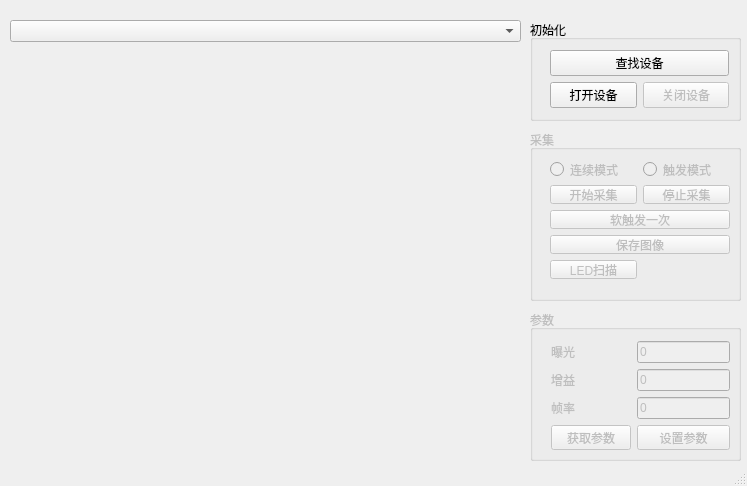
Above: PyUICBasicDemo.ui from thomashua0428/JJDT before the change. Below: the same form after it.
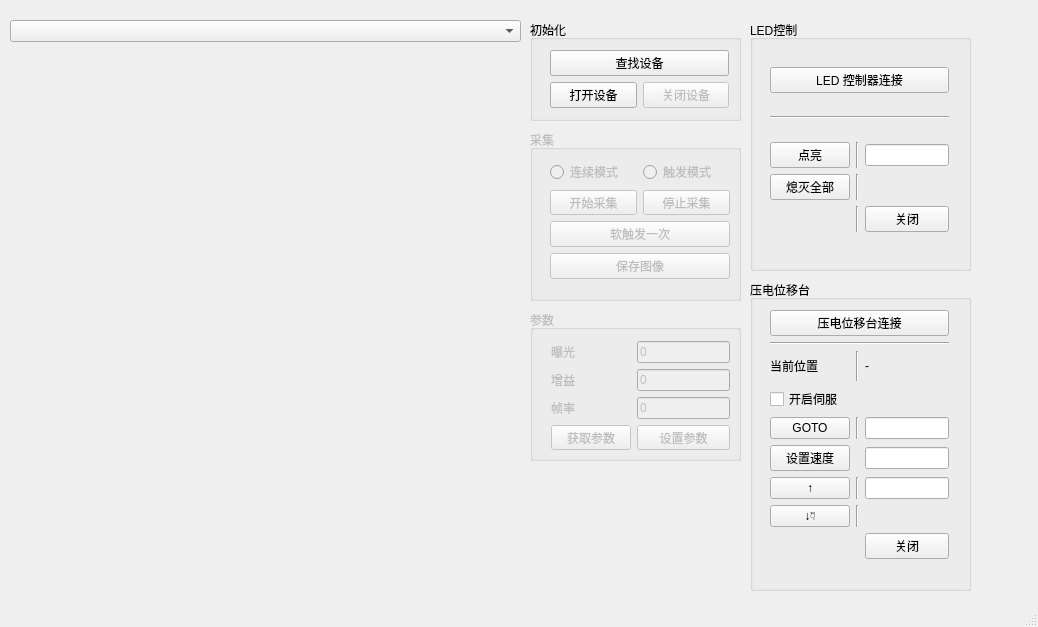
That is the form after the change.

Commit message: "第二次提交。添加了基本的LED、压电位移台模块"

Diff of the .ui file:
```diff
--- a/PyUICBasicDemo.ui
+++ b/PyUICBasicDemo.ui
@@ -6,8 +6,8 @@
    <rect>
     <x>0</x>
     <y>0</y>
-    <width>747</width>
-    <height>486</height>
+    <width>1038</width>
+    <height>627</height>
    </rect>
   </property>
   <property name="windowTitle">
@@ -108,6 +108,26 @@
       </rect>
      </property>
      <layout class="QGridLayout" name="gridLayout_2">
+      <item row="2" column="1">
+       <widget class="QPushButton" name="bnStop">
+        <property name="enabled">
+         <bool>false</bool>
+        </property>
+        <property name="text">
+         <string>停止采集</string>
+        </property>
+       </widget>
+      </item>
+      <item row="4" column="0" colspan="2">
+       <widget class="QPushButton" name="bnSaveImage">
+        <property name="enabled">
+         <bool>false</bool>
+        </property>
+        <property name="text">
+         <string>保存图像</string>
+        </property>
+       </widget>
+      </item>
       <item row="0" column="1">
        <widget class="QRadioButton" name="radioTriggerMode">
         <property name="text">
@@ -122,36 +142,6 @@
         </property>
        </widget>
       </item>
-      <item row="4" column="0" colspan="2">
-       <widget class="QPushButton" name="bnSaveImage">
-        <property name="enabled">
-         <bool>false</bool>
-        </property>
-        <property name="text">
-         <string>保存图像</string>
-        </property>
-       </widget>
-      </item>
-      <item row="2" column="1">
-       <widget class="QPushButton" name="bnStop">
-        <property name="enabled">
-         <bool>false</bool>
-        </property>
-        <property name="text">
-         <string>停止采集</string>
-        </property>
-       </widget>
-      </item>
-      <item row="3" column="0" colspan="2">
-       <widget class="QPushButton" name="bnSoftwareTrigger">
-        <property name="enabled">
-         <bool>false</bool>
-        </property>
-        <property name="text">
-         <string>软触发一次</string>
-        </property>
-       </widget>
-      </item>
       <item row="2" column="0">
        <widget class="QPushButton" name="bnStart">
         <property name="enabled">
@@ -162,13 +152,13 @@
         </property>
        </widget>
       </item>
-      <item row="5" column="0">
-       <widget class="QPushButton" name="bnSaveImage_2">
+      <item row="3" column="0" colspan="2">
+       <widget class="QPushButton" name="bnSoftwareTrigger">
         <property name="enabled">
          <bool>false</bool>
         </property>
         <property name="text">
-         <string>LED扫描</string>
+         <string>软触发一次</string>
         </property>
        </widget>
       </item>
@@ -259,6 +249,230 @@
      </layout>
     </widget>
    </widget>
+   <widget class="QGroupBox" name="groupLED">
+    <property name="geometry">
+     <rect>
+      <x>750</x>
+      <y>20</y>
+      <width>221</width>
+      <height>251</height>
+     </rect>
+    </property>
+    <property name="title">
+     <string>LED控制</string>
+    </property>
+    <widget class="QWidget" name="verticalLayoutWidget">
+     <property name="geometry">
+      <rect>
+       <x>9</x>
+       <y>19</y>
+       <width>201</width>
+       <height>221</height>
+      </rect>
+     </property>
+     <layout class="QVBoxLayout" name="verticalLayout">
+      <item>
+       <widget class="QPushButton" name="bnLEDStart">
+        <property name="text">
+         <string>LED 控制器连接</string>
+        </property>
+       </widget>
+      </item>
+      <item>
+       <widget class="Line" name="line">
+        <property name="orientation">
+         <enum>Qt::Horizontal</enum>
+        </property>
+       </widget>
+      </item>
+      <item>
+       <layout class="QGridLayout" name="gridLayout_4">
+        <item row="0" column="2">
+         <widget class="QLineEdit" name="editLEDId"/>
+        </item>
+        <item row="0" column="0">
+         <widget class="QPushButton" name="bnLEDLit">
+          <property name="text">
+           <string>点亮</string>
+          </property>
+         </widget>
+        </item>
+        <item row="1" column="0">
+         <widget class="QPushButton" name="bnLEDClear">
+          <property name="text">
+           <string>熄灭全部</string>
+          </property>
+         </widget>
+        </item>
+        <item row="2" column="2">
+         <widget class="QPushButton" name="bnLEDClose">
+          <property name="text">
+           <string>关闭</string>
+          </property>
+         </widget>
+        </item>
+        <item row="0" column="1">
+         <widget class="Line" name="line_3">
+          <property name="orientation">
+           <enum>Qt::Vertical</enum>
+          </property>
+         </widget>
+        </item>
+        <item row="1" column="1">
+         <widget class="Line" name="line_4">
+          <property name="orientation">
+           <enum>Qt::Vertical</enum>
+          </property>
+         </widget>
+        </item>
+        <item row="2" column="1">
+         <widget class="Line" name="line_5">
+          <property name="orientation">
+           <enum>Qt::Vertical</enum>
+          </property>
+         </widget>
+        </item>
+       </layout>
+      </item>
+     </layout>
+    </widget>
+   </widget>
+   <widget class="QGroupBox" name="groupPiezo">
+    <property name="geometry">
+     <rect>
+      <x>750</x>
+      <y>280</y>
+      <width>221</width>
+      <height>311</height>
+     </rect>
+    </property>
+    <property name="title">
+     <string>压电位移台</string>
+    </property>
+    <widget class="QWidget" name="verticalLayoutWidget_2">
+     <property name="geometry">
+      <rect>
+       <x>9</x>
+       <y>19</y>
+       <width>201</width>
+       <height>271</height>
+      </rect>
+     </property>
+     <layout class="QVBoxLayout" name="verticalLayout_2">
+      <item>
+       <widget class="QPushButton" name="bnPiezoStart">
+        <property name="text">
+         <string>压电位移台连接</string>
+        </property>
+       </widget>
+      </item>
+      <item>
+       <widget class="Line" name="line_2">
+        <property name="orientation">
+         <enum>Qt::Horizontal</enum>
+        </property>
+       </widget>
+      </item>
+      <item>
+       <layout class="QGridLayout" name="gridLayout_5">
+        <item row="5" column="0">
+         <widget class="QPushButton" name="bnPiezoDown">
+          <property name="text">
+           <string>↓👇</string>
+          </property>
+         </widget>
+        </item>
+        <item row="2" column="1">
+         <widget class="Line" name="line_7">
+          <property name="orientation">
+           <enum>Qt::Vertical</enum>
+          </property>
+         </widget>
+        </item>
+        <item row="4" column="0">
+         <widget class="QPushButton" name="bnPiezoUp">
+          <property name="text">
+           <string>↑</string>
+          </property>
+         </widget>
+        </item>
+        <item row="4" column="1">
+         <widget class="Line" name="line_8">
+          <property name="orientation">
+           <enum>Qt::Vertical</enum>
+          </property>
+         </widget>
+        </item>
+        <item row="1" column="0">
+         <widget class="QCheckBox" name="cbSVO">
+          <property name="text">
+           <string>开启伺服</string>
+          </property>
+         </widget>
+        </item>
+        <item row="0" column="0">
+         <widget class="QLabel" name="labelPiezoCurrent">
+          <property name="text">
+           <string>当前位置</string>
+          </property>
+         </widget>
+        </item>
+        <item row="0" column="2">
+         <widget class="QLabel" name="labelPiezoCurrentVal">
+          <property name="text">
+           <string>-</string>
+          </property>
+         </widget>
+        </item>
+        <item row="4" column="2">
+         <widget class="QLineEdit" name="editPiezoStep"/>
+        </item>
+        <item row="2" column="0">
+         <widget class="QPushButton" name="bnPiezoGoto">
+          <property name="text">
+           <string>GOTO</string>
+          </property>
+         </widget>
+        </item>
+        <item row="2" column="2">
+         <widget class="QLineEdit" name="editTartgetVal"/>
+        </item>
+        <item row="6" column="2">
+         <widget class="QPushButton" name="bnPiezoClose">
+          <property name="text">
+           <string>关闭</string>
+          </property>
+         </widget>
+        </item>
+        <item row="0" column="1">
+         <widget class="Line" name="line_6">
+          <property name="orientation">
+           <enum>Qt::Vertical</enum>
+          </property>
+         </widget>
+        </item>
+        <item row="5" column="1">
+         <widget class="Line" name="line_9">
+          <property name="orientation">
+           <enum>Qt::Vertical</enum>
+          </property>
+         </widget>
+        </item>
+        <item row="3" column="0">
+         <widget class="QPushButton" name="bnPiezoSetVel">
+          <property name="text">
+           <string>设置速度</string>
+          </property>
+         </widget>
+        </item>
+        <item row="3" column="2">
+         <widget class="QLineEdit" name="editPiezoVelVal"/>
+        </item>
+       </layout>
+      </item>
+     </layout>
+    </widget>
+   </widget>
   </widget>
   <widget class="QStatusBar" name="statusBar"/>
  </widget>
```
The commit also changes 8 other files.
